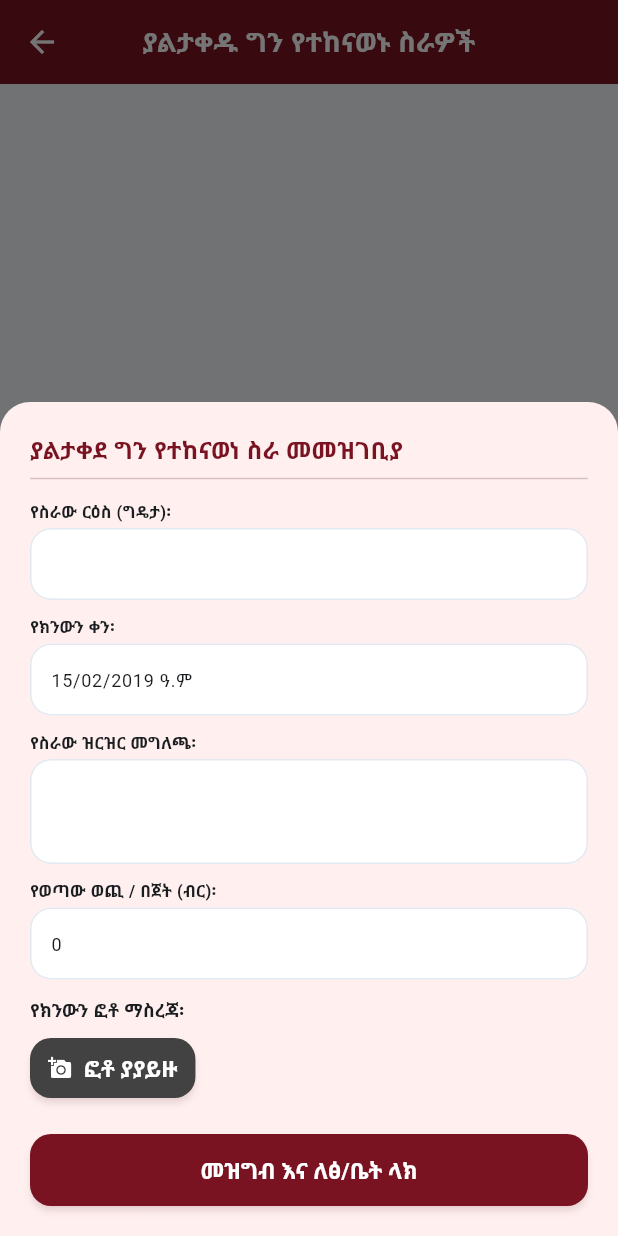
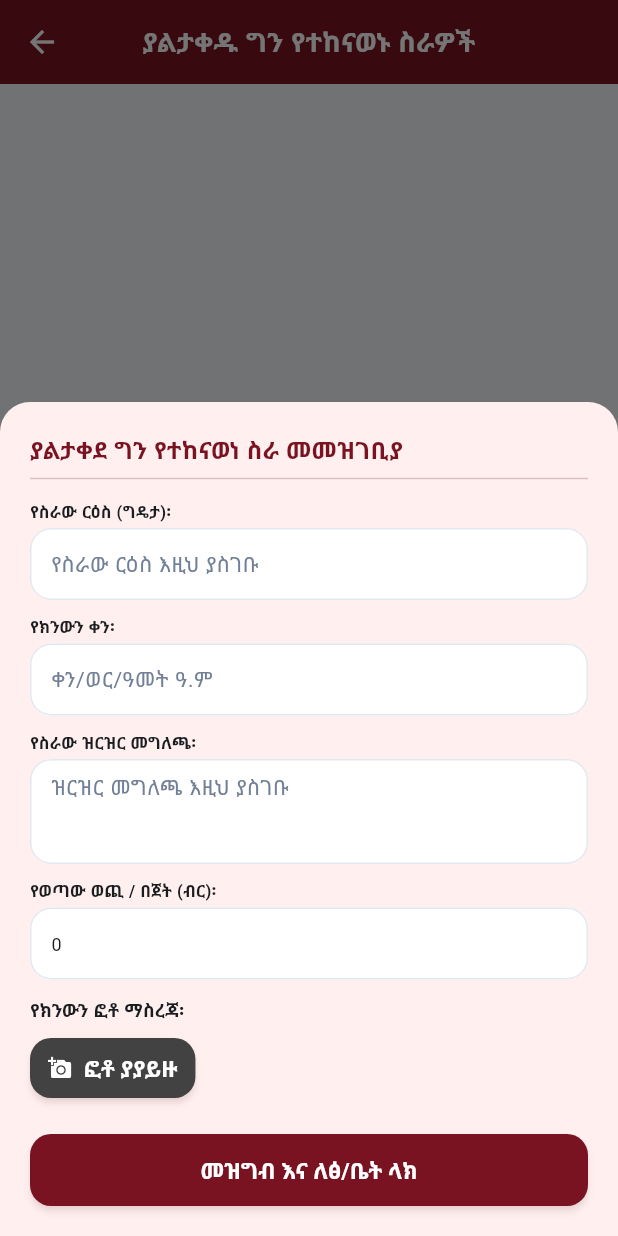
Before and after one commit to shetesfa/plan-atsede-teguhan, a Flutter app: the UnplannedActivitiesScreen screen opened directly with empty values, after a tap on "ስራ መዝግብ", on a phone screen of 412 x 824 dp. Run offline on Flutter 3.47's test engine with Material 3 defaults, Android fonts, the phone set to English and light mode, and no system bars; our stand-ins replace file_picker, flutter_secure_storage, google_fonts, image_picker, pdf, printing and 1 more; missing offline and left inert: excel; accounts and stored records are empty; network calls fail.

Commit message:
Fix audit 2026-11-14: lib/screens/unplanned_activities_screen.dart

```diff
--- a/lib/screens/unplanned_activities_screen.dart
+++ b/lib/screens/unplanned_activities_screen.dart
@@ -27,7 +27,8 @@ class _UnplannedActivitiesScreenState extends State<UnplannedActivitiesScreen> {
     String deptName = currentDept?.name ?? 'ልማትና በጎ አድራጎት ክፍል';
     final titleCtrl = TextEditingController();
     final descCtrl = TextEditingController();
-    final dateCtrl = TextEditingController(text: '15/02/2019 ዓ.ም');
+    // Audit M8: date field starts EMPTY (was pre-filled with a sample date).
+    final dateCtrl = TextEditingController();
     final budgetCtrl = TextEditingController(text: '0');
     String? pickedPhotoPath;
 
@@ -80,11 +81,11 @@ class _UnplannedActivitiesScreenState extends State<UnplannedActivitiesScreen> {
                       const SizedBox(height: 10),
                     ],
 
-                    _buildField('የስራው ርዕስ (ግዴታ)፡', titleCtrl),
+                    _buildField('የስራው ርዕስ (ግዴታ)፡', titleCtrl, hint: 'የስራው ርዕስ እዚህ ያስገቡ'),
                     const SizedBox(height: 10),
-                    _buildField('የክንውን ቀን፡', dateCtrl),
+                    _buildField('የክንውን ቀን፡', dateCtrl, hint: 'ቀን/ወር/ዓመት ዓ.ም'),
                     const SizedBox(height: 10),
-                    _buildField('የስራው ዝርዝር መግለጫ፡', descCtrl, maxLines: 3),
+                    _buildField('የስራው ዝርዝር መግለጫ፡', descCtrl, maxLines: 3, hint: 'ዝርዝር መግለጫ እዚህ ያስገቡ'),
                     const SizedBox(height: 10),
                     _buildField('የወጣው ወጪ / በጀት (ብር)፡', budgetCtrl),
                     const SizedBox(height: 12),
@@ -161,7 +162,7 @@ class _UnplannedActivitiesScreenState extends State<UnplannedActivitiesScreen> {
     );
   }
 
-  Widget _buildField(String label, TextEditingController ctrl, {int maxLines = 1}) {
+  Widget _buildField(String label, TextEditingController ctrl, {int maxLines = 1, String? hint}) {
     return Column(
       crossAxisAlignment: CrossAxisAlignment.start,
       children: [
@@ -171,9 +172,10 @@ class _UnplannedActivitiesScreenState extends State<UnplannedActivitiesScreen> {
           controller: ctrl,
           maxLines: maxLines,
           style: const TextStyle(fontSize: 12),
-          decoration: const InputDecoration(
-            border: OutlineInputBorder(),
-            contentPadding: EdgeInsets.symmetric(horizontal: 10, vertical: 8),
+          decoration: InputDecoration(
+            hintText: hint,
+            border: const OutlineInputBorder(),
+            contentPadding: const EdgeInsets.symmetric(horizontal: 10, vertical: 8),
           ),
         ),
       ],
```
